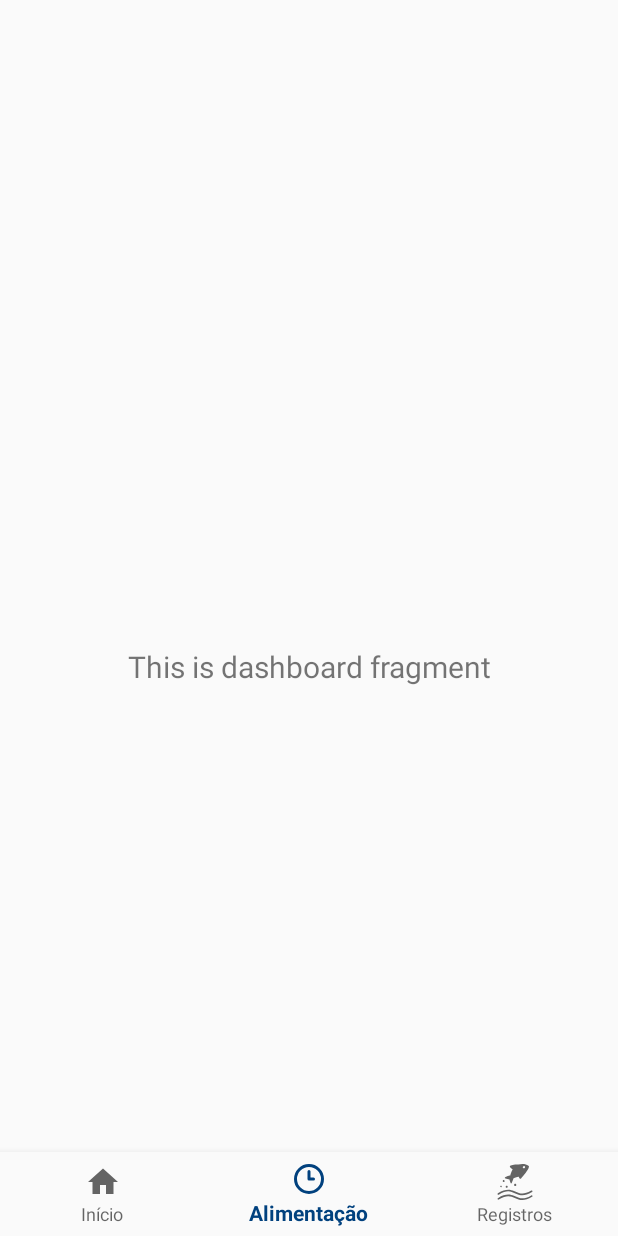
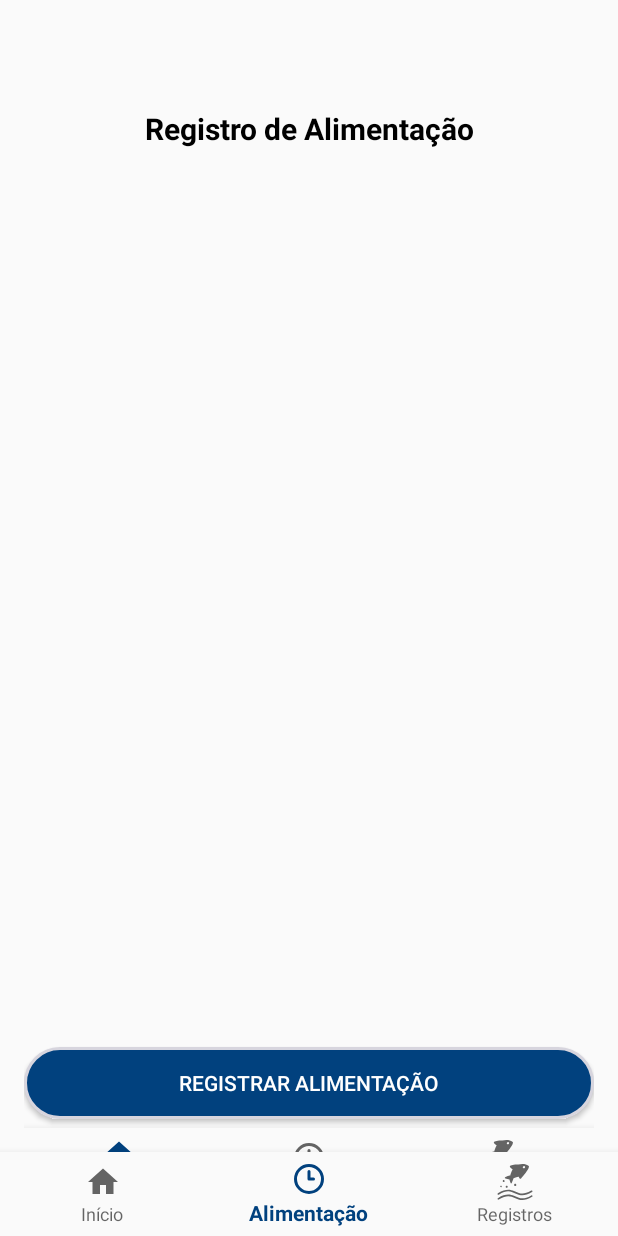
Before and after one commit to JuanSoftware/FishTrack, an Android app: the FoodFragment screen opened through its navigation route, on a phone screen of 412 x 824 dp. Run offline under Robolectric (Android 15) with nearby library versions, the phone set to English and light mode, and no system bars; our stand-ins replace navigation-ui; 2 statements that could not run were skipped.

Commit message:
criacao foodfragment

```diff
--- a/app/src/main/res/layout/fragment_food.xml
+++ b/app/src/main/res/layout/fragment_food.xml
@@ -1,22 +1,59 @@
 <?xml version="1.0" encoding="utf-8"?>
-<androidx.constraintlayout.widget.ConstraintLayout xmlns:android="http://schemas.android.com/apk/res/android"
+<LinearLayout
+    xmlns:android="http://schemas.android.com/apk/res/android"
     xmlns:app="http://schemas.android.com/apk/res-auto"
     xmlns:tools="http://schemas.android.com/tools"
     android:layout_width="match_parent"
     android:layout_height="match_parent"
-    tools:context=".activities.home.fragments.food.FoodFragment">
+    android:orientation="vertical"
+    android:padding="16dp"
+    android:background="?android:attr/windowBackground">
 
     <TextView
-        android:id="@+id/text_dashboard"
+        android:id="@+id/title_food"
         android:layout_width="match_parent"
         android:layout_height="wrap_content"
-        android:layout_marginStart="8dp"
+        android:text="Registro de Alimentação"
+        android:textSize="20sp"
+        android:textColor="@color/black"
+        android:gravity="center"
+        android:paddingBottom="16dp"
+        android:textStyle="bold" />
+
+    <androidx.recyclerview.widget.RecyclerView
+        android:id="@+id/food_record_list"
+        android:layout_width="match_parent"
+        android:layout_height="0dp"
+        android:layout_weight="1"
+        android:divider="@drawable/baseline_home_24"
+        android:dividerHeight="1dp"
+        android:padding="8dp" />
+
+    <TextView
+        android:id="@+id/confirmation_message"
+        android:layout_width="match_parent"
+        android:layout_height="wrap_content"
         android:layout_marginTop="8dp"
-        android:layout_marginEnd="8dp"
-        android:textAlignment="center"
-        android:textSize="20sp"
-        app:layout_constraintBottom_toBottomOf="parent"
-        app:layout_constraintEnd_toEndOf="parent"
-        app:layout_constraintStart_toStartOf="parent"
-        app:layout_constraintTop_toTopOf="parent" />
-</androidx.constraintlayout.widget.ConstraintLayout>
+        android:gravity="center"
+        android:text="Registro salvo com sucesso!"
+        android:textColor="@android:color/holo_green_dark"
+        android:visibility="gone" />
+
+    <Button
+        android:id="@+id/button_register_food"
+        android:layout_width="match_parent"
+        android:layout_height="wrap_content"
+        android:layout_marginTop="6dp"
+        android:layout_marginBottom="6dp"
+        android:background="@drawable/button_1_background"
+        android:text="Registrar Alimentação"
+        android:textColor="@color/white" />
+
+
+    <com.google.android.material.bottomnavigation.BottomNavigationView
+        android:id="@+id/nav_view"
+        android:layout_width="match_parent"
+        android:layout_height="wrap_content"
+        android:background="?android:attr/windowBackground"
+        app:menu="@menu/bottom_nav_menu" />
+</LinearLayout>
```
Also changed, not shown: app/src/main/res/layout/item_food_record.xml (added, +47 -0 lines), app/src/main/res/drawable/food_16051755.png (added), app/src/main/res/layout/list_item.xml (line endings or trailing spaces).
